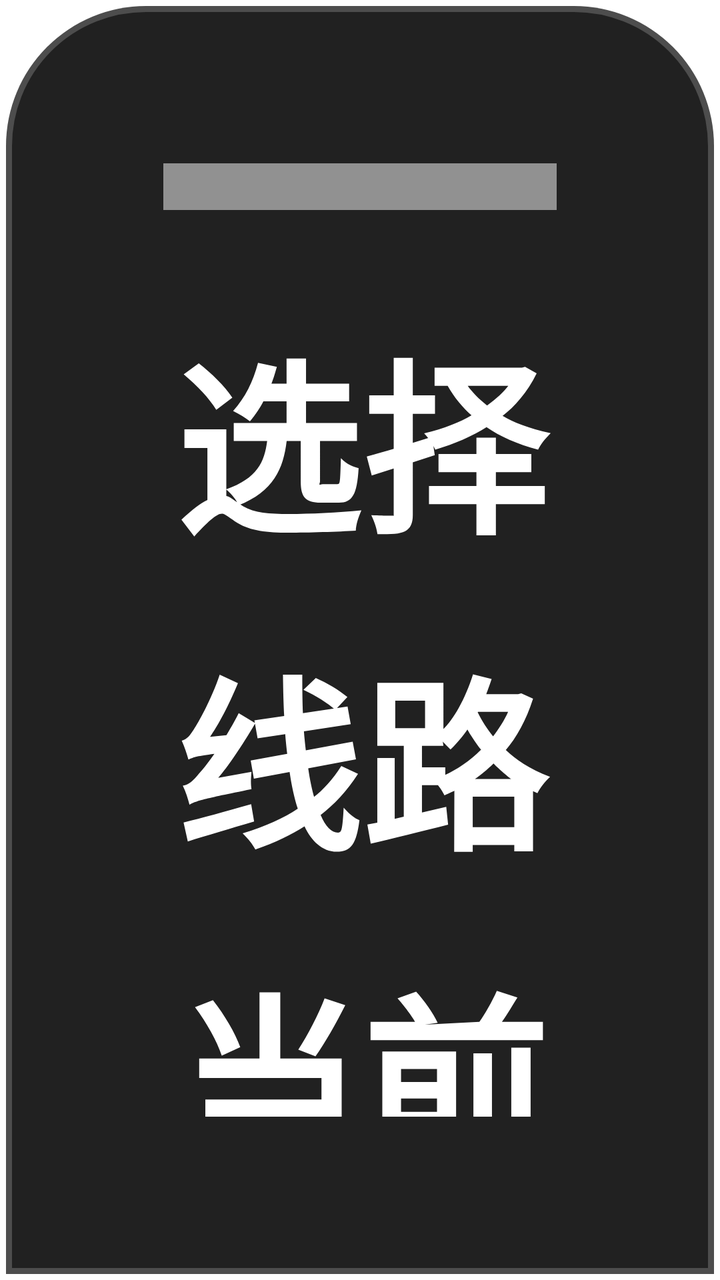
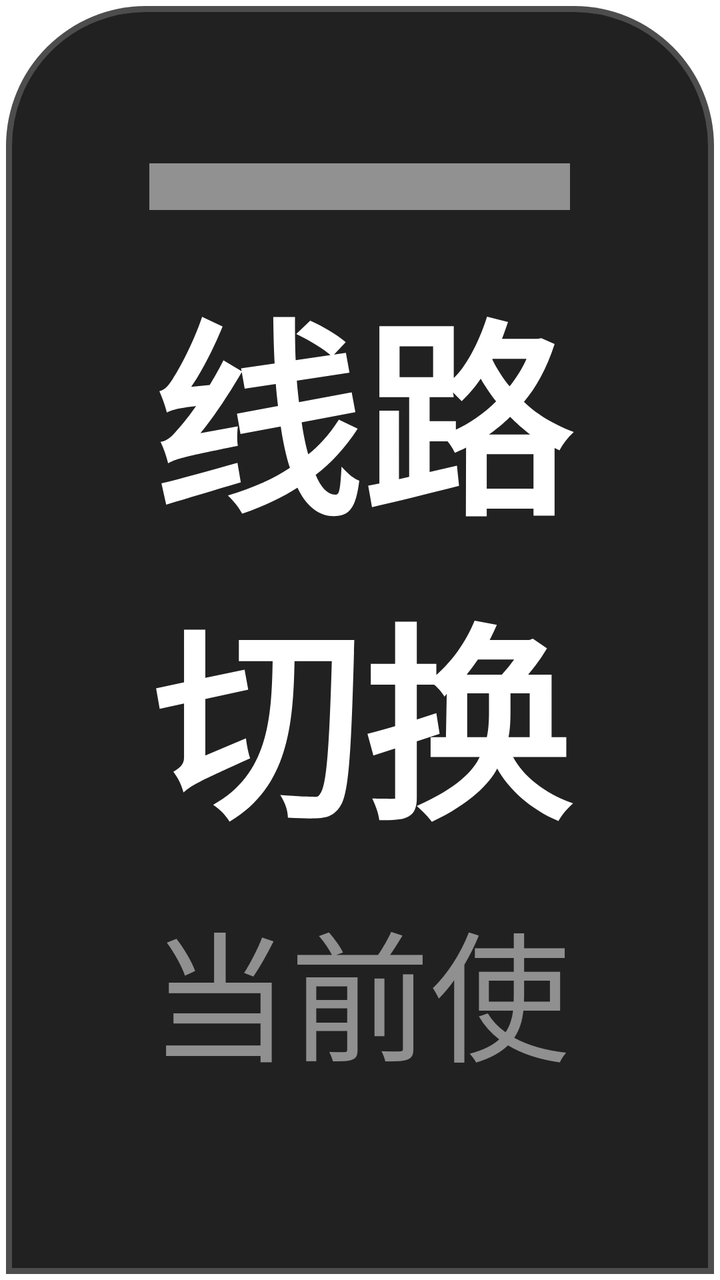

An Android layout rendered at two revisions. The XML below is the earlier revision; the diff shows what the commit changed to produce the second picture.
<!-- AndroidManifest.xml: application theme AppTheme.NoActionBar -->
<!-- res/layout/dialog_api_history.xml -->
<?xml version="1.0" encoding="utf-8"?>
<LinearLayout xmlns:android="http://schemas.android.com/apk/res/android"
    android:id="@+id/root"
    android:layout_width="match_parent"
    android:layout_height="match_parent"
    android:background="@drawable/shape_bottom_sheet_bg"
    android:orientation="vertical"
    android:padding="@dimen/vs_14">

    <View
        android:id="@+id/dragHandle"
        android:layout_width="@dimen/vs_36"
        android:layout_height="@dimen/vs_4"
        android:layout_gravity="center_horizontal"
        android:background="@color/dialog_text_hint" />

    <TextView
        android:id="@+id/title"
        android:layout_width="match_parent"
        android:layout_height="wrap_content"
        android:layout_marginTop="@dimen/vs_8"
        android:gravity="center"
        android:lineSpacingExtra="@dimen/vs_4"
        android:text="选择线路\n当前使用接口数据"
        android:textColor="@color/dialog_text_primary"
        android:textStyle="bold"
        android:textSize="@dimen/ts_30" />

    <androidx.recyclerview.widget.RecyclerView
        android:id="@+id/list"
        android:layout_width="match_parent"
        android:layout_height="0dp"
        android:layout_marginTop="@dimen/vs_8"
        android:layout_weight="1"
        android:clipToPadding="false" />

    <LinearLayout
        android:layout_width="match_parent"
        android:layout_height="wrap_content"
        android:layout_marginTop="@dimen/vs_8"
        android:gravity="right">

        <TextView
            android:id="@+id/btnClose"
            android:layout_width="wrap_content"
            android:layout_height="wrap_content"
            android:background="@drawable/button_danmu_setting"
            android:gravity="center"
            android:paddingLeft="@dimen/vs_30"
            android:paddingTop="@dimen/vs_10"
            android:paddingRight="@dimen/vs_30"
            android:paddingBottom="@dimen/vs_10"
            android:text="关闭"
            android:textColor="@color/dialog_text_primary"
            android:textSize="@dimen/ts_22" />
    </LinearLayout>
</LinearLayout>
<!-- resources referenced by this layout -->
<resources>
  <color name="dialog_text_hint">#80FFFFFF</color>
  <color name="dialog_text_primary">#FFFFFFFF</color>
  <dimen name="ts_22">15mm</dimen>
  <dimen name="ts_30">16mm</dimen>
  <dimen name="vs_10">10mm</dimen>
  <dimen name="vs_14">14mm</dimen>
  <dimen name="vs_30">30mm</dimen>
  <dimen name="vs_36">36mm</dimen>
  <dimen name="vs_4">4mm</dimen>
  <dimen name="vs_8">8mm</dimen>
  <!-- drawable button_danmu_setting (drawable) -->
  <?xml version="1.0" encoding="utf-8"?>
  <selector xmlns:android="http://schemas.android.com/apk/res/android">
      <item android:state_focused="true">
          <shape>
              <corners android:radius="@dimen/vs_6" />
              <solid android:color="@color/dialog_control_bg_focused" />
              <stroke
                  android:width="@dimen/vs_1"
                  android:color="@color/dialog_control_stroke_focused" />
          </shape>
      </item>
      <item>
          <shape>
              <corners android:radius="@dimen/vs_6" />
              <solid android:color="@color/dialog_control_bg" />
              <stroke
                  android:width="@dimen/vs_1"
                  android:color="@color/dialog_control_stroke" />
          </shape>
      </item>
  </selector>
  <!-- drawable shape_bottom_sheet_bg (drawable) -->
  <?xml version="1.0" encoding="utf-8"?>
  <shape xmlns:android="http://schemas.android.com/apk/res/android"
      android:shape="rectangle">
      <corners
          android:topLeftRadius="@dimen/vs_12"
          android:topRightRadius="@dimen/vs_12" />
      <solid android:color="@color/dialog_panel_bg" />
      <stroke
          android:width="@dimen/vs_1"
          android:color="@color/dialog_panel_stroke" />
  </shape>
  <style name="AppTheme.NoActionBar" parent="AppTheme">
          <item name="android:windowActionBar">false</item>
          <item name="android:windowNoTitle">true</item>
          <item name="windowActionBar">false</item>
          <item name="android:windowFullscreen">false</item>//手机版：默认保留状态栏，全屏页面运行时再隐藏
          <item name="android:windowContentOverlay">@null</item>//是否有遮盖
          <item name="windowNoTitle">true</item>
          
          
          <item name="android:windowBackground">@android:color/transparent</item>
          
          <item name="android:statusBarColor">@android:color/transparent</item>
          <item name="android:windowDrawsSystemBarBackgrounds">true</item>
      </style>
  <dimen name="vs_6">6mm</dimen>
  <color name="dialog_control_bg_focused">#CC1890FF</color>
  <dimen name="vs_1">1mm</dimen>
  <color name="dialog_control_stroke_focused">#CC02F8E1</color>
  <color name="dialog_control_bg">#80353744</color>
  <color name="dialog_control_stroke">#22FFFFFF</color>
  <dimen name="vs_12">12mm</dimen>
  <color name="dialog_panel_bg">#F2161616</color>
  <color name="dialog_panel_stroke">#33FFFFFF</color>
  <style name="AppTheme" parent="Theme.AppCompat.Light.DarkActionBar">
          
          <item name="colorPrimary">@color/color_6200EE</item>
          <item name="colorPrimaryDark">@color/color_3700B3</item>
          <item name="colorAccent">@color/color_03DAC5</item>
      </style>
  <color name="color_6200EE">#6200EE</color>
  <color name="color_3700B3">#3700B3</color>
  <color name="color_03DAC5">#03DAC5</color>
</resources>

<!-- the commit's change to res/layout/dialog_api_history.xml (unified diff, before → after) -->
@@ -5,53 +5,82 @@
     android:layout_height="match_parent"
     android:background="@drawable/shape_bottom_sheet_bg"
     android:orientation="vertical"
-    android:padding="@dimen/vs_14">
+    android:padding="@dimen/vs_12">
 
-    <View
-        android:id="@+id/dragHandle"
-        android:layout_width="@dimen/vs_36"
-        android:layout_height="@dimen/vs_4"
-        android:layout_gravity="center_horizontal"
-        android:background="@color/dialog_text_hint" />
-
-    <TextView
-        android:id="@+id/title"
+    
+    <LinearLayout
+        android:id="@+id/sheetHeader"
         android:layout_width="match_parent"
         android:layout_height="wrap_content"
-        android:layout_marginTop="@dimen/vs_8"
-        android:gravity="center"
-        android:lineSpacingExtra="@dimen/vs_4"
-        android:text="选择线路\n当前使用接口数据"
-        android:textColor="@color/dialog_text_primary"
-        android:textStyle="bold"
-        android:textSize="@dimen/ts_30" />
+        android:orientation="vertical"
+        android:paddingTop="@dimen/vs_2"
+        android:paddingBottom="@dimen/vs_2">
 
-    <androidx.recyclerview.widget.RecyclerView
-        android:id="@+id/list"
+        <View
+            android:id="@+id/dragHandle"
+            android:layout_width="@dimen/vs_36"
+            android:layout_height="@dimen/vs_4"
+            android:layout_gravity="center_horizontal"
+            android:background="@color/dialog_text_hint" />
+
+        <TextView
+            android:id="@+id/title"
+            android:layout_width="match_parent"
+            android:layout_height="wrap_content"
+            android:layout_marginTop="@dimen/vs_4"
+            android:gravity="center"
+            android:text="线路切换"
+            android:textColor="@color/dialog_text_primary"
+            android:textStyle="bold"
+            android:textSize="@dimen/ts_28" />
+
+        <TextView
+            android:id="@+id/subtitle"
+            android:layout_width="match_parent"
+            android:layout_height="wrap_content"
+            android:layout_marginTop="@dimen/vs_2"
+            android:gravity="center"
+            android:text="当前使用接口数据"
+            android:textColor="@color/dialog_text_hint"
+            android:textSize="@dimen/ts_16" />
+    </LinearLayout>
+
+    <FrameLayout
         android:layout_width="match_parent"
         android:layout_height="0dp"
-        android:layout_marginTop="@dimen/vs_8"
-        android:layout_weight="1"
-        android:clipToPadding="false" />
+        android:layout_marginTop="@dimen/vs_4"
+        android:layout_weight="1">
+
+        <androidx.recyclerview.widget.RecyclerView
+            android:id="@+id/list"
+            android:layout_width="match_parent"
+            android:layout_height="match_parent"
+            android:clipToPadding="false" />
+
+        <com.github.tvbox.osc.ui.tv.widget.LoadingRingView
+            android:id="@+id/loading"
+            android:layout_width="@dimen/vs_50"
+            android:layout_height="@dimen/vs_50"
+            android:layout_gravity="center"
+            android:visibility="gone" />
+    </FrameLayout>
 
     <LinearLayout
         android:layout_width="match_parent"
         android:layout_height="wrap_content"
-        android:layout_marginTop="@dimen/vs_8"
-        android:gravity="right">
+        android:layout_marginTop="@dimen/vs_6"
+        android:orientation="horizontal">
 
         <TextView
             android:id="@+id/btnClose"
-            android:layout_width="wrap_content"
+            android:layout_width="match_parent"
             android:layout_height="wrap_content"
             android:background="@drawable/button_danmu_setting"
             android:gravity="center"
-            android:paddingLeft="@dimen/vs_30"
-            android:paddingTop="@dimen/vs_10"
-            android:paddingRight="@dimen/vs_30"
-            android:paddingBottom="@dimen/vs_10"
+            android:paddingTop="@dimen/vs_6"
+            android:paddingBottom="@dimen/vs_6"
             android:text="关闭"
             android:textColor="@color/dialog_text_primary"
-            android:textSize="@dimen/ts_22" />
+            android:textSize="@dimen/ts_20" />
     </LinearLayout>
 </LinearLayout>
<!-- resource entries referenced after the edit -->
@@ -2,14 +2,12 @@
 <resources>
   <color name="dialog_text_hint">#80FFFFFF</color>
   <color name="dialog_text_primary">#FFFFFFFF</color>
-  <dimen name="ts_22">15mm</dimen>
-  <dimen name="ts_30">16mm</dimen>
-  <dimen name="vs_10">10mm</dimen>
-  <dimen name="vs_14">14mm</dimen>
-  <dimen name="vs_30">30mm</dimen>
+  <dimen name="ts_16">12mm</dimen>
+  <dimen name="ts_20">14mm</dimen>
+  <dimen name="ts_28">18mm</dimen>
   <dimen name="vs_36">36mm</dimen>
   <dimen name="vs_4">4mm</dimen>
-  <dimen name="vs_8">8mm</dimen>
+  <dimen name="vs_50">50mm</dimen>
   <!-- drawable button_danmu_setting (drawable) -->
   <?xml version="1.0" encoding="utf-8"?>
   <selector xmlns:android="http://schemas.android.com/apk/res/android">
@@ -65,6 +63,7 @@
   <color name="dialog_control_bg">#80353744</color>
   <color name="dialog_control_stroke">#22FFFFFF</color>
   <dimen name="vs_12">12mm</dimen>
+  <dimen name="vs_2">2mm</dimen>
   <color name="dialog_panel_bg">#F2161616</color>
   <color name="dialog_panel_stroke">#33FFFFFF</color>
   <style name="AppTheme" parent="Theme.AppCompat.Light.DarkActionBar">
